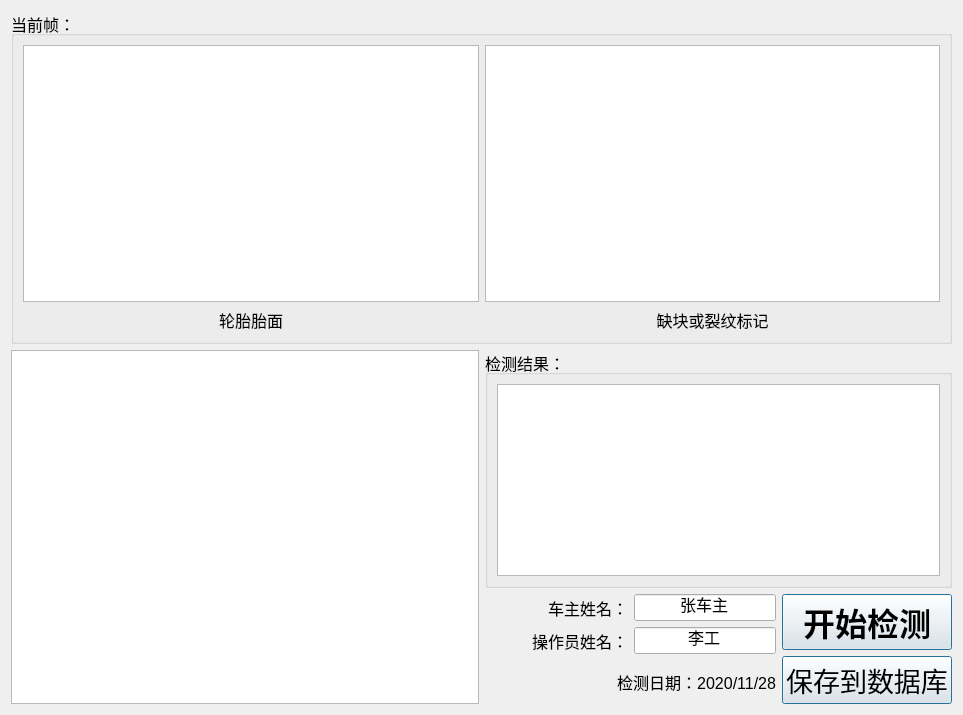
Before: the Qt Designer form TreadDefectDetectionSystem/detection_ui1.ui in WZ-Dale/Python, drawn with Qt 5.
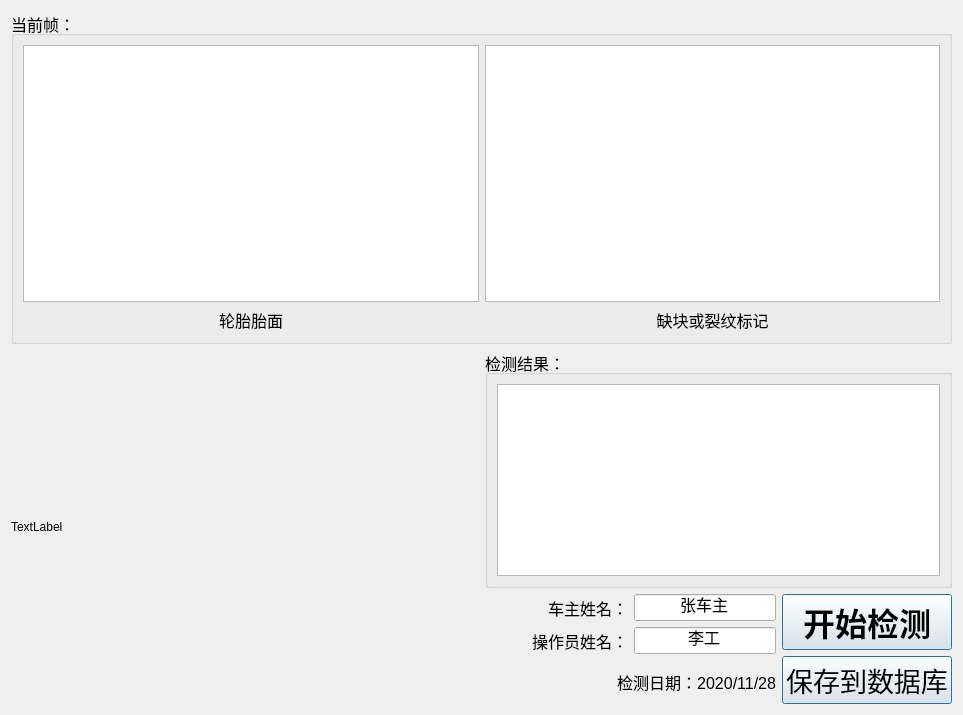
After: the same form once the commit is applied.

The edit to the form file:
```diff
--- a/TreadDefectDetectionSystem/detection_ui1.ui
+++ b/TreadDefectDetectionSystem/detection_ui1.ui
@@ -68,7 +68,17 @@
    <item>
     <layout class="QHBoxLayout" name="horizontalLayout_7" stretch="1,1">
      <item>
-      <widget class="QGraphicsView" name="graph_3"/>
+      <widget class="QLabel" name="label">
+       <property name="autoFillBackground">
+        <bool>false</bool>
+       </property>
+       <property name="text">
+        <string>TextLabel</string>
+       </property>
+       <property name="scaledContents">
+        <bool>false</bool>
+       </property>
+      </widget>
      </item>
      <item>
       <layout class="QVBoxLayout" name="verticalLayout_4" stretch="1,1">
```
